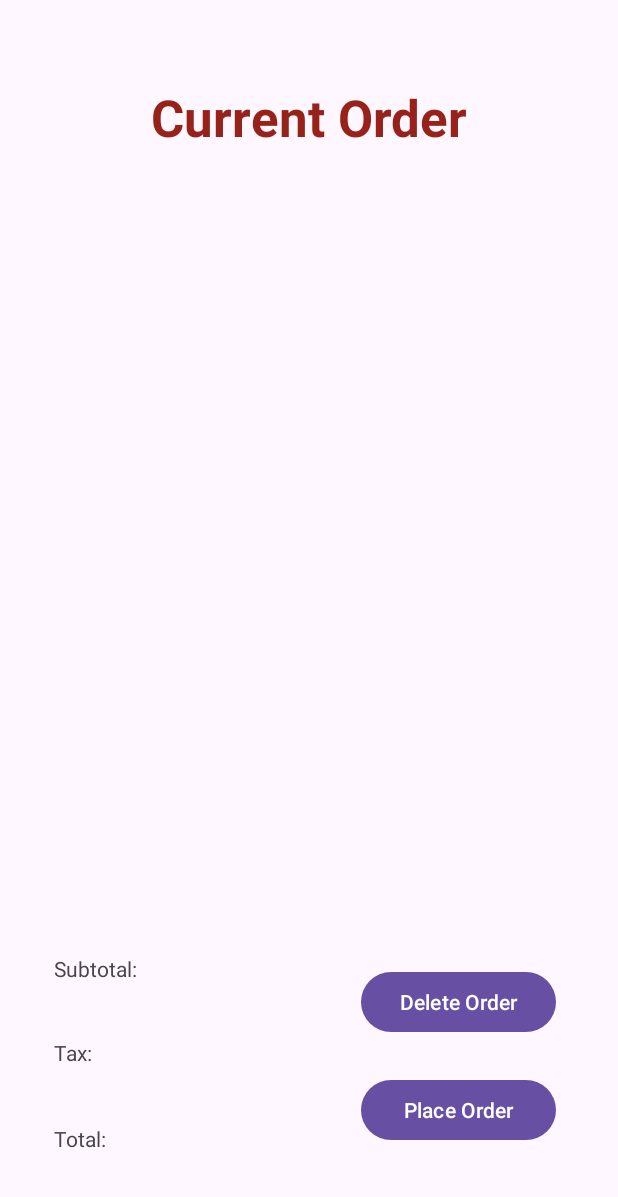
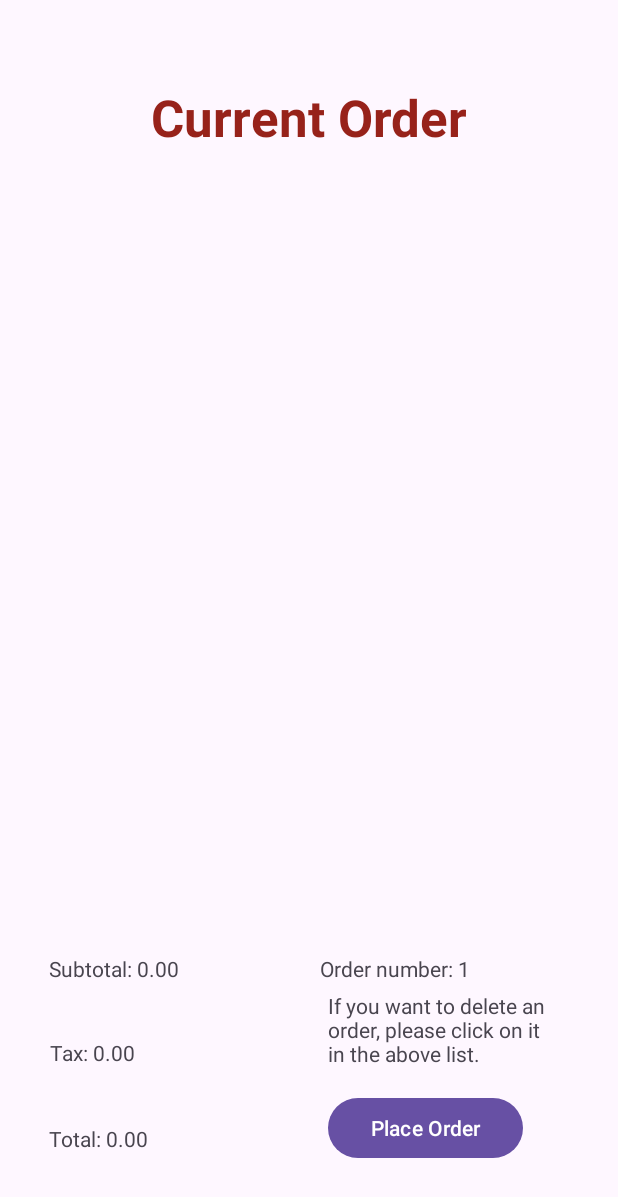
Before and after one commit to deshnadoshi/RUPizzaApp, an Android app: the CurrentOrderActivity screen opened directly, with no data from a screen before it, on a phone screen of 412 x 824 dp. Shown: the top 1197 px of the screen. Run offline under Robolectric (Android 15) with nearby library versions, the phone set to English and light mode, and no system bars.

Commit message:
Finished currentorder, fixed some hardcoded string errors (need to fix them all though).

```diff
--- a/app/src/main/java/com/example/rupizzaapp/CurrentOrderActivity.java
+++ b/app/src/main/java/com/example/rupizzaapp/CurrentOrderActivity.java
@@ -1,30 +1,29 @@
 package com.example.rupizzaapp;
 
+import android.app.AlertDialog;
+import android.content.DialogInterface;
 import android.os.Bundle;
+import android.util.Log;
 import android.view.View;
 import android.widget.AdapterView;
 import android.widget.ArrayAdapter;
 import android.widget.Button;
 import android.widget.ListView;
-import android.widget.RadioGroup;
 import android.widget.TextView;
+import android.widget.Toast;
 
 import androidx.appcompat.app.AppCompatActivity;
-import androidx.recyclerview.widget.LinearLayoutManager;
-import androidx.recyclerview.widget.RecyclerView;
 
 import java.util.ArrayList;
 
 
 public class CurrentOrderActivity extends AppCompatActivity {
-
-    private Button deleteOrder;
     private Button placeOrder;
     private TextView subtotal;
     private TextView tax;
     private TextView total;
+    private TextView order_number;
     private ListView pizzas;
-    private String selectedItem;
     @Override
     protected void onCreate(Bundle savedInstanceState) {
         super.onCreate(savedInstanceState);
@@ -37,19 +36,93 @@ public class CurrentOrderActivity extends AppCompatActivity {
 
         ArrayAdapter<String> pizzaAdaptor = new ArrayAdapter<>(this, android.R.layout.simple_list_item_1, allPizzas);
         pizzas.setAdapter(pizzaAdaptor);
-
+        updatePrices();
+        order_number = findViewById(R.id.order_number);
+        order_number.setText("Order number: " + currentOrder.getOrderNumber());
         pizzas.setOnItemClickListener(new AdapterView.OnItemClickListener() {
             @Override
             public void onItemClick(AdapterView<?> parent, View view, int position, long id) {
-                selectedItem = (String) pizzas.getItemAtPosition(position);
-
-                System.out.println(selectedItem);
+                showAlertDialog(allPizzas.get(position), allPizzas, pizzaAdaptor, position, currentOrder);
             }
         });
-
+        placeOrder = findViewById(R.id.placeOrder);
+        placeOrder.setOnClickListener(new View.OnClickListener() {
+            @Override
+            public void onClick(View v) {
+                Order currentOrder = Order.getInstance();
+                if (currentOrder.getAllOrders().size() > 0) {
+                    StoreOrders currentStoreOrder = StoreOrders.getInstance();
+                    currentStoreOrder.addOrder(currentOrder);
+                    currentOrder.deleteOrder();
+                    showToast("Order has been placed.");
+                    updatePrices();
+                    allPizzas.clear();
+                    pizzaAdaptor.notifyDataSetChanged();
+                }
+            }
+        });
     }
 
-    private void deleteOrder() {
+    // Method to show the alert dialog
+    private void showAlertDialog(String selectedItem, ArrayList<String> allPizzas, ArrayAdapter<String> pizzaAdaptor, int position, Order currentOrder) {
+        AlertDialog.Builder builder = new AlertDialog.Builder(this);
+        builder.setTitle("Confirmation")
+                .setMessage("Do you want to delete the following pizza: " + selectedItem)
+                .setPositiveButton("Yes", new DialogInterface.OnClickListener() {
+                    @Override
+                    public void onClick(DialogInterface dialog, int which) {
+                        showToast("Pizza removed.");
+                        allPizzas.remove(position);
+                        pizzaAdaptor.notifyDataSetChanged();
+                        currentOrder.removePizza(position);
+                        updatePrices();
+                        dialog.dismiss();
+                    }
+                })
+                .setNegativeButton("No", new DialogInterface.OnClickListener() {
+                    @Override
+                    public void onClick(DialogInterface dialog, int which) {
+                        dialog.dismiss();
+                    }
+                });
+        AlertDialog alertDialog = builder.create();
+        alertDialog.show();
+    }
 
+    private void updatePrices() {
+        Order order = Order.getInstance();
+        ArrayList<Pizza> pizzas = order.getAllOrders();
+        double total_pre_tax_price = 0.00;
+        for (int i = 0; i < pizzas.size(); i++) {
+            total_pre_tax_price += pizzas.get(i).price();
+        }
+        subtotal = findViewById(R.id.subtotal);
+        tax = findViewById(R.id.tax);
+        total = findViewById(R.id.total);
+        subtotal.setText("Subtotal: " + String.format("%.2f", total_pre_tax_price));
+        double salesTax = total_pre_tax_price * 0.06625;
+        tax.setText("Tax: " + String.format("%.2f", salesTax));
+        double priceTotal = salesTax + total_pre_tax_price;
+        total.setText("Total: " + String.format("%.2f", priceTotal));
+    }
+
+    private void addToOrder() {
+        placeOrder = findViewById(R.id.placeOrder);
+        placeOrder.setOnClickListener(new View.OnClickListener() {
+            @Override
+            public void onClick(View v) {
+                Order currentOrder = Order.getInstance();
+                if (currentOrder.getAllOrders().size() > 0) {
+                    StoreOrders currentStoreOrder = StoreOrders.getInstance();
+                    currentStoreOrder.addOrder(currentOrder);
+                    currentOrder.deleteOrder();
+                    showToast("Order has been placed.");
+                    updatePrices();
+                }
+            }
+        });
+    }
+    private void showToast(String message) {
+        Toast.makeText(getApplicationContext(), message, Toast.LENGTH_SHORT).show();
     }
 }
--- a/app/src/main/res/layout/activity_byo.xml
+++ b/app/src/main/res/layout/activity_byo.xml
@@ -102,7 +102,7 @@
         android:layout_marginTop="627dp"
         android:layout_marginEnd="135dp"
         android:layout_marginBottom="56dp"
-        android:text="Add to Order"
+        android:text="@string/add_to_order"
         app:layout_constraintBottom_toBottomOf="parent"
         app:layout_constraintEnd_toEndOf="parent"
         app:layout_constraintHorizontal_bias="1.0"
--- a/app/src/main/res/layout/activity_currentorder.xml
+++ b/app/src/main/res/layout/activity_currentorder.xml
@@ -58,6 +58,7 @@
         app:layout_constraintTop_toTopOf="parent"
         app:layout_constraintVertical_bias="0.931" />
 
+
     <Button
         android:id="@+id/placeOrder"
         android:layout_width="130dp"
@@ -65,36 +66,44 @@
         android:text="@string/place_order"
         app:layout_constraintBottom_toBottomOf="parent"
         app:layout_constraintEnd_toEndOf="parent"
-        app:layout_constraintHorizontal_bias="0.854"
+        app:layout_constraintHorizontal_bias="0.775"
         app:layout_constraintStart_toStartOf="parent"
         app:layout_constraintTop_toTopOf="parent"
-        app:layout_constraintVertical_bias="0.923" />
-
-
-
-    <Button
-        android:id="@+id/deleteOrder"
-        android:layout_width="130dp"
-        android:layout_height="wrap_content"
-        android:text="@string/delete_order"
-        app:layout_constraintBottom_toBottomOf="parent"
-        app:layout_constraintEnd_toEndOf="parent"
-        app:layout_constraintHorizontal_bias="0.854"
-        app:layout_constraintStart_toStartOf="parent"
-        app:layout_constraintTop_toTopOf="parent"
-        app:layout_constraintVertical_bias="0.830" />
+        app:layout_constraintVertical_bias="0.938" />
 
     <ListView
         android:id="@+id/pizzas"
         android:layout_width="409dp"
-        android:layout_height="500dp"
-        tools:layout_editor_absoluteX="1dp"
-        tools:layout_editor_absoluteY="106dp"
+        android:layout_height="450dp"
         app:layout_constraintBottom_toBottomOf="parent"
         app:layout_constraintEnd_toEndOf="parent"
         app:layout_constraintHorizontal_bias="0"
         app:layout_constraintStart_toStartOf="parent"
         app:layout_constraintTop_toTopOf="parent"
-        app:layout_constraintVertical_bias="0.350"/>
+        app:layout_constraintVertical_bias="0.350" />
+
+    <TextView
+        android:id="@+id/instructions"
+        android:layout_width="150dp"
+        android:layout_height="50dp"
+        android:text="@string/delete_instructions"
+        app:layout_constraintBottom_toBottomOf="parent"
+        app:layout_constraintEnd_toEndOf="parent"
+        app:layout_constraintHorizontal_bias="0.835"
+        app:layout_constraintStart_toStartOf="parent"
+        app:layout_constraintTop_toTopOf="parent"
+        app:layout_constraintVertical_bias="0.854" />
+
+    <TextView
+        android:id="@+id/order_number"
+        android:layout_width="wrap_content"
+        android:layout_height="wrap_content"
+        android:text="@string/order_number"
+        app:layout_constraintBottom_toBottomOf="parent"
+        app:layout_constraintEnd_toEndOf="parent"
+        app:layout_constraintHorizontal_bias="0.683"
+        app:layout_constraintStart_toStartOf="parent"
+        app:layout_constraintTop_toTopOf="parent"
+        app:layout_constraintVertical_bias="0.79" />
 
 </androidx.constraintlayout.widget.ConstraintLayout>
--- a/app/src/main/res/values/strings.xml
+++ b/app/src/main/res/values/strings.xml
@@ -12,4 +12,7 @@
     <string name="total">Total:</string>
     <string name="place_order">Place Order</string>
     <string name="delete_order">Delete Order</string>
+    <string name="delete_instructions">If you want to delete an order, please click on it in the above list.</string>
+    <string name="add_to_order">Add to Order</string>
+    <string name="order_number">Order Number:</string>
 </resources>
```
